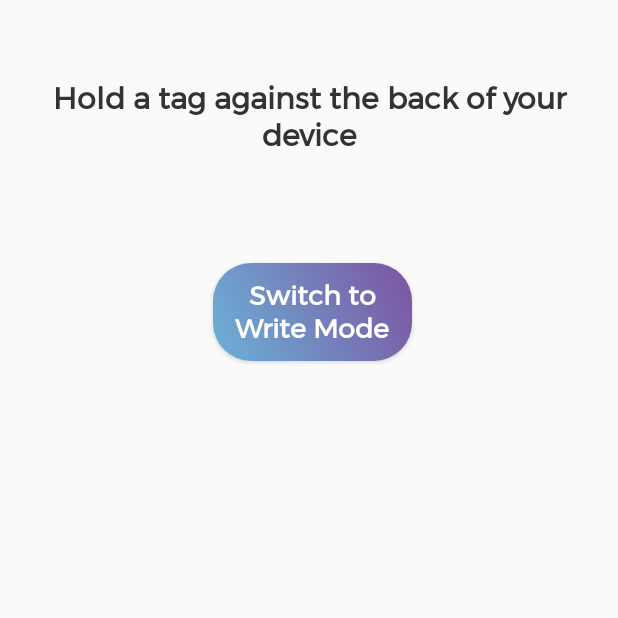
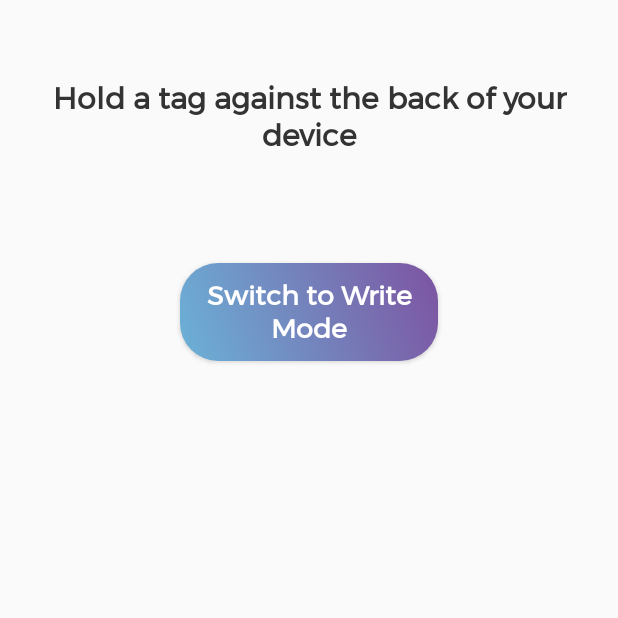
Before and after one commit to lionelrhalim/uasceh2, an Android app: the MainActivity screen opened directly, with no data from a screen before it, on a phone screen of 412 x 824 dp, the top half of it. Run offline under Robolectric (Android 15) with nearby library versions, the phone set to English and light mode, and no system bars; 1 statement that could not run was skipped.

Commit message:
Edit MainActivity Button text

```diff
--- a/app/src/main/res/layout/activity_main.xml
+++ b/app/src/main/res/layout/activity_main.xml
@@ -24,14 +24,15 @@
         android:id="@+id/btnWrite"
         style="@style/Button_Primary"
         android:background="@drawable/background02"
-        android:layout_width="132dp"
+        android:layout_width="150dp"
         android:layout_height="65dp"
         android:layout_below="@+id/text"
         android:layout_alignParentStart="true"
         android:layout_alignParentEnd="true"
-        android:layout_marginStart="142dp"
+        android:textSize="18sp"
+        android:layout_marginStart="120dp"
         android:layout_marginTop="70dp"
-        android:layout_marginEnd="137dp"
+        android:layout_marginEnd="120dp"
         android:text="Switch to Write Mode" />
 
 </RelativeLayout>
```
